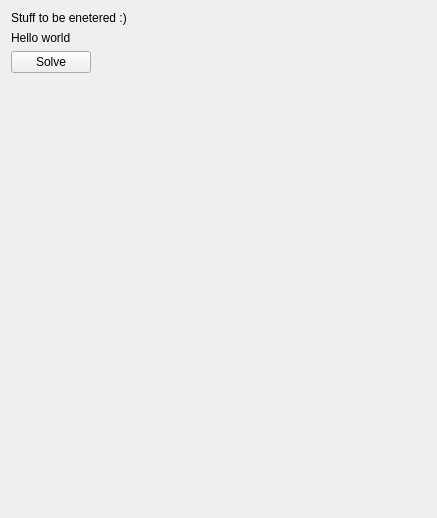
This is TaskPanelDapRunner.ui in ljplessis/Nikra-DAP as Qt 5 draws it before an edit. The edited form follows.
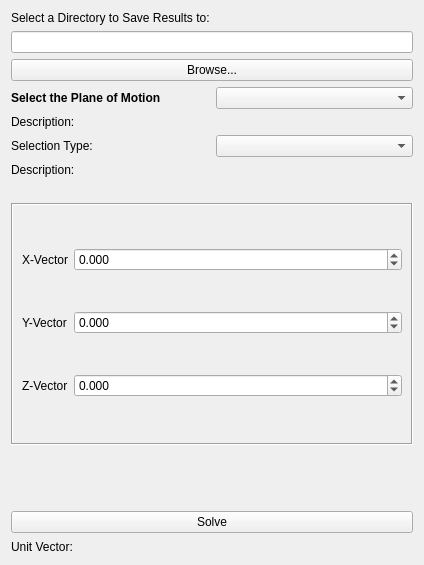
This is the edited form.

Commit message: DAP:  Setup and Evaluation of Planar Motion Definition (Incomplete)

Patch:
```diff
--- a/TaskPanelDapRunner.ui
+++ b/TaskPanelDapRunner.ui
@@ -6,34 +6,302 @@
    <rect>
     <x>0</x>
     <y>0</y>
-    <width>437</width>
-    <height>518</height>
+    <width>424</width>
+    <height>565</height>
    </rect>
   </property>
   <property name="windowTitle">
    <string>Form</string>
   </property>
-  <layout class="QVBoxLayout" name="verticalLayout">
-   <item>
-    <layout class="QFormLayout" name="formLayout">
-     <item row="0" column="0">
-      <widget class="QLabel" name="label">
+  <layout class="QGridLayout" name="gridLayout_3">
+   <item row="0" column="0">
+    <layout class="QGridLayout" name="gridLayout">
+     <item row="8" column="0">
+      <widget class="QLabel" name="lblDescription2">
        <property name="text">
-        <string>Stuff to be enetered :) </string>
+        <string>Description:</string>
        </property>
       </widget>
      </item>
-     <item row="2" column="0">
+     <item row="2" column="0" colspan="2">
+      <widget class="QPushButton" name="pbBrowseFileDirectory">
+       <property name="sizePolicy">
+        <sizepolicy hsizetype="Expanding" vsizetype="Fixed">
+         <horstretch>0</horstretch>
+         <verstretch>0</verstretch>
+        </sizepolicy>
+       </property>
+       <property name="text">
+        <string>Browse...</string>
+       </property>
+      </widget>
+     </item>
+     <item row="13" column="0" colspan="2">
       <widget class="QPushButton" name="solveButton">
        <property name="text">
         <string>Solve</string>
        </property>
       </widget>
      </item>
-     <item row="1" column="0">
-      <widget class="QLabel" name="label_2">
+     <item row="7" column="1">
+      <widget class="QComboBox" name="cmbSelectType">
+       <property name="sizePolicy">
+        <sizepolicy hsizetype="Expanding" vsizetype="Fixed">
+         <horstretch>0</horstretch>
+         <verstretch>0</verstretch>
+        </sizepolicy>
+       </property>
+       <property name="currentIndex">
+        <number>-1</number>
+       </property>
+      </widget>
+     </item>
+     <item row="9" column="0" colspan="2">
+      <widget class="QLabel" name="lblEntitySelect">
        <property name="text">
-        <string>Hello world</string>
+        <string/>
+       </property>
+      </widget>
+     </item>
+     <item row="1" column="0" colspan="2">
+      <widget class="QLineEdit" name="lnedFileDirectory">
+       <property name="clearButtonEnabled">
+        <bool>false</bool>
+       </property>
+      </widget>
+     </item>
+     <item row="8" column="1">
+      <widget class="QLabel" name="lblSelectDescr">
+       <property name="text">
+        <string/>
+       </property>
+      </widget>
+     </item>
+     <item row="7" column="0">
+      <widget class="QLabel" name="lblPlaneSelectType">
+       <property name="text">
+        <string>Selection Type:</string>
+       </property>
+      </widget>
+     </item>
+     <item row="10" column="0" colspan="2">
+      <widget class="QStackedWidget" name="stWidg">
+       <property name="sizePolicy">
+        <sizepolicy hsizetype="Expanding" vsizetype="Maximum">
+         <horstretch>0</horstretch>
+         <verstretch>0</verstretch>
+        </sizepolicy>
+       </property>
+       <property name="frameShape">
+        <enum>QFrame::Box</enum>
+       </property>
+       <property name="frameShadow">
+        <enum>QFrame::Sunken</enum>
+       </property>
+       <property name="currentIndex">
+        <number>1</number>
+       </property>
+       <widget class="QWidget" name="pgObjectEntity">
+        <layout class="QGridLayout" name="gridLayout_4">
+         <item row="0" column="0" colspan="2">
+          <widget class="QListWidget" name="lstObjectEntities">
+           <property name="sizePolicy">
+            <sizepolicy hsizetype="Expanding" vsizetype="Maximum">
+             <horstretch>0</horstretch>
+             <verstretch>0</verstretch>
+            </sizepolicy>
+           </property>
+          </widget>
+         </item>
+         <item row="1" column="0">
+          <widget class="QPushButton" name="pbAddRef">
+           <property name="sizePolicy">
+            <sizepolicy hsizetype="Expanding" vsizetype="Maximum">
+             <horstretch>0</horstretch>
+             <verstretch>0</verstretch>
+            </sizepolicy>
+           </property>
+           <property name="text">
+            <string>Add</string>
+           </property>
+          </widget>
+         </item>
+         <item row="1" column="1">
+          <widget class="QPushButton" name="pbRemoveRef">
+           <property name="sizePolicy">
+            <sizepolicy hsizetype="Expanding" vsizetype="Maximum">
+             <horstretch>0</horstretch>
+             <verstretch>0</verstretch>
+            </sizepolicy>
+           </property>
+           <property name="text">
+            <string>Remove</string>
+           </property>
+          </widget>
+         </item>
+        </layout>
+       </widget>
+       <widget class="QWidget" name="pgNormVec">
+        <layout class="QGridLayout" name="gridLayout_2">
+         <item row="2" column="0">
+          <widget class="QLabel" name="lblVecj">
+           <property name="text">
+            <string>Y-Vector</string>
+           </property>
+          </widget>
+         </item>
+         <item row="3" column="0">
+          <widget class="QLabel" name="lblVeck">
+           <property name="text">
+            <string>Z-Vector</string>
+           </property>
+          </widget>
+         </item>
+         <item row="0" column="0">
+          <widget class="QLabel" name="lblVeci">
+           <property name="text">
+            <string>X-Vector</string>
+           </property>
+          </widget>
+         </item>
+         <item row="0" column="2">
+          <widget class="QDoubleSpinBox" name="dsbVeci">
+           <property name="sizePolicy">
+            <sizepolicy hsizetype="Expanding" vsizetype="Fixed">
+             <horstretch>0</horstretch>
+             <verstretch>0</verstretch>
+            </sizepolicy>
+           </property>
+           <property name="decimals">
+            <number>3</number>
+           </property>
+           <property name="minimum">
+            <double>-1000000.000000000000000</double>
+           </property>
+           <property name="maximum">
+            <double>1000000.000000000000000</double>
+           </property>
+           <property name="value">
+            <double>0.000000000000000</double>
+           </property>
+          </widget>
+         </item>
+         <item row="2" column="2">
+          <widget class="QDoubleSpinBox" name="dsbVecj">
+           <property name="sizePolicy">
+            <sizepolicy hsizetype="Expanding" vsizetype="Fixed">
+             <horstretch>0</horstretch>
+             <verstretch>0</verstretch>
+            </sizepolicy>
+           </property>
+           <property name="decimals">
+            <number>3</number>
+           </property>
+           <property name="minimum">
+            <double>-1000000.000000000000000</double>
+           </property>
+           <property name="maximum">
+            <double>1000000.000000000000000</double>
+           </property>
+          </widget>
+         </item>
+         <item row="3" column="2">
+          <widget class="QDoubleSpinBox" name="dsbVeck">
+           <property name="decimals">
+            <number>3</number>
+           </property>
+           <property name="minimum">
+            <double>-1000000.000000000000000</double>
+           </property>
+           <property name="maximum">
+            <double>1000000.000000000000000</double>
+           </property>
+          </widget>
+         </item>
+        </layout>
+       </widget>
+      </widget>
+     </item>
+     <item row="4" column="1">
+      <widget class="QComboBox" name="cmbPlaneofMotion">
+       <property name="sizePolicy">
+        <sizepolicy hsizetype="Expanding" vsizetype="Fixed">
+         <horstretch>0</horstretch>
+         <verstretch>0</verstretch>
+        </sizepolicy>
+       </property>
+      </widget>
+     </item>
+     <item row="5" column="1">
+      <widget class="QLabel" name="lblPlaneDescr">
+       <property name="text">
+        <string/>
+       </property>
+      </widget>
+     </item>
+     <item row="4" column="0">
+      <widget class="QLabel" name="lblPlaneofMotion">
+       <property name="font">
+        <font>
+         <bold>true</bold>
+        </font>
+       </property>
+       <property name="text">
+        <string>Select the Plane of Motion</string>
+       </property>
+      </widget>
+     </item>
+     <item row="12" column="0" colspan="2">
+      <spacer name="verticalSpacer">
+       <property name="orientation">
+        <enum>Qt::Vertical</enum>
+       </property>
+       <property name="sizeHint" stdset="0">
+        <size>
+         <width>20</width>
+         <height>40</height>
+        </size>
+       </property>
+      </spacer>
+     </item>
+     <item row="5" column="0">
+      <widget class="QLabel" name="lblDescription1">
+       <property name="text">
+        <string>Description:</string>
+       </property>
+      </widget>
+     </item>
+     <item row="11" column="0" colspan="2">
+      <widget class="QLabel" name="lblPlaneDefined">
+       <property name="text">
+        <string/>
+       </property>
+      </widget>
+     </item>
+     <item row="0" column="0">
+      <widget class="QLabel" name="lblFileDirectory">
+       <property name="text">
+        <string>Select a Directory to Save Results to:</string>
+       </property>
+      </widget>
+     </item>
+     <item row="14" column="0">
+      <widget class="QLabel" name="lblUnitVecDescr">
+       <property name="text">
+        <string>Unit Vector:  </string>
+       </property>
+      </widget>
+     </item>
+     <item row="14" column="1">
+      <widget class="QLabel" name="lblUnitVecOut">
+       <property name="sizePolicy">
+        <sizepolicy hsizetype="Preferred" vsizetype="Expanding">
+         <horstretch>0</horstretch>
+         <verstretch>0</verstretch>
+        </sizepolicy>
+       </property>
+       <property name="text">
+        <string/>
        </property>
       </widget>
      </item>
```
The commit also changes 7 other files.
